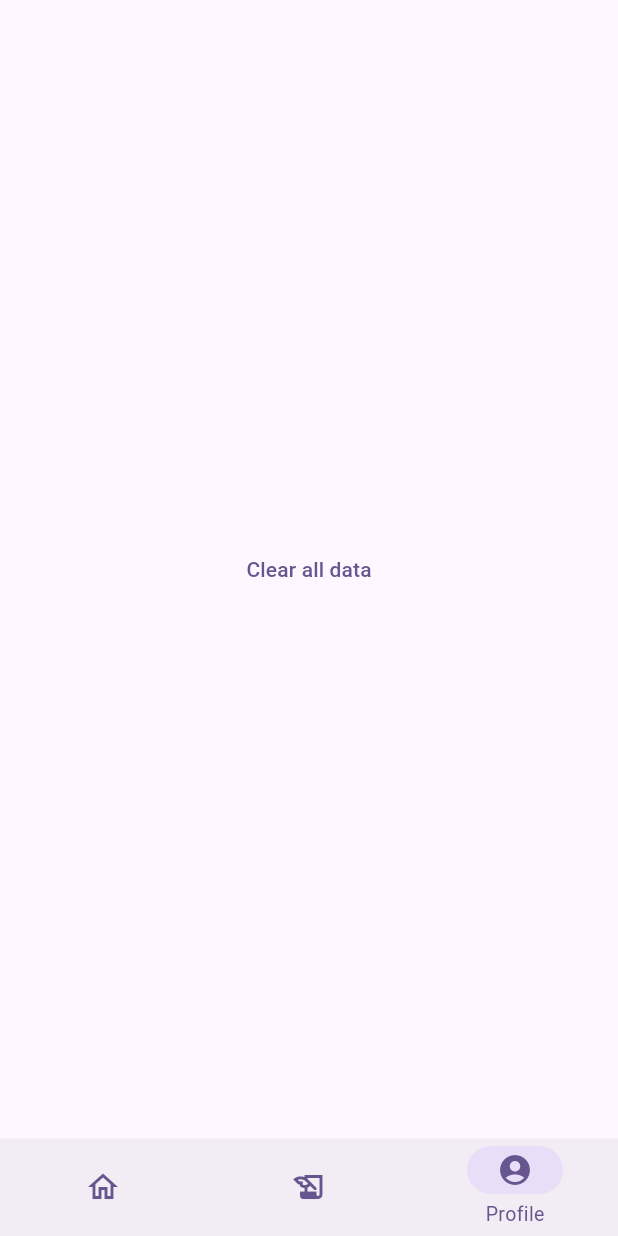
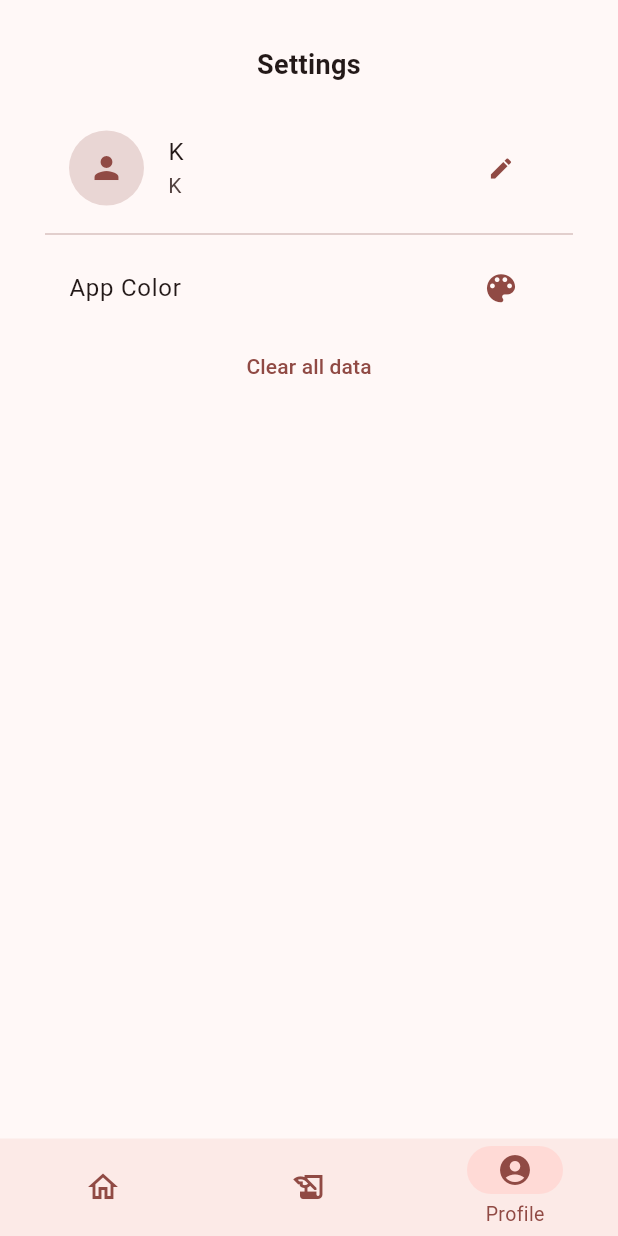
Before and after one commit to Krishdhana/Budgetary_flutter, a Flutter app: the screen it shows after launch, item 3 of the bottom bar chosen, on a phone screen of 412 x 824 dp. Run offline on Flutter 3.47's test engine with Material 2 defaults, Android fonts, the phone set to English and light mode, and no system bars; drawn by our look-alikes of dynamic_color; our stand-ins replace flutter_colorpicker, flutter_slidable, freezed_annotation, percent_indicator, shared_preferences.

Commit message:
Implemented Profile Screen

```diff
--- a/lib/main.dart
+++ b/lib/main.dart
@@ -1,3 +1,4 @@
+import 'package:Budgetary/shared/providers/app_settings_provider.dart';
 import 'package:flutter/material.dart';
 import 'package:provider/provider.dart';
 import 'package:dynamic_color/dynamic_color.dart';
@@ -48,11 +49,19 @@ class BudgetaryState extends State<Budgetary> {
         appColorSeed = Colors.deepPurple.shade600;
 
       return MultiProvider(
-        providers: [ChangeNotifierProvider(create: (_) => TxListProvider())],
+        providers: [
+          ChangeNotifierProvider(
+            create: (_) => TxListProvider(),
+          ),
+          ChangeNotifierProvider(
+            create: (_) => AppSettingsProvider(),
+          )
+        ],
         builder: ((context, child) => MaterialApp(
               theme: ThemeData(
                 useMaterial3: true,
-                colorSchemeSeed: appColorSeed,
+                colorSchemeSeed: context.watch<AppSettingsProvider>().appColor,
+                // brightness: Brightness.dark
                 // brightness: Brightness.dark,
               ),
               home: Scaffold(
--- a/lib/screens/add_transaction_screen.dart
+++ b/lib/screens/add_transaction_screen.dart
@@ -43,12 +43,6 @@ class _AddTransactionScreenState extends State<AddTransactionScreen> {
 
     if (widget.isEditMode) {
       widget.selectedTx.txItem = exp;
-      // var tx = TransItem(
-      //     name: 'name',
-      //     amount: 10,
-      //     isIncome: true,
-      //     date: DateTime.now(),
-      //     paymentMode: "paymentMode");
       provider.updateTransaction(widget.selectedTx);
     } else {
       provider.onAddTransaction(exp);
--- a/lib/screens/profile_screen.dart
+++ b/lib/screens/profile_screen.dart
@@ -1,6 +1,10 @@
 import 'package:flutter/material.dart';
-import 'package:flutter/services.dart';
+import 'package:flutter_colorpicker/flutter_colorpicker.dart';
 import 'package:provider/provider.dart';
+
+import '../shared/models/user_details.dart';
+import '../shared/providers/app_settings_provider.dart';
+import '../widgets/profile/profile_edit_dialog.dart';
 
 import '../shared/providers/txList_provider.dart';
 
@@ -11,13 +15,107 @@ class ProfileScreen extends StatefulWidget {
 
 class _ProfileScreenState extends State<ProfileScreen> {
   Widget build(BuildContext context) {
-    return Center(
-      child: TextButton(
-        onPressed: () {
-          context.read<TxListProvider>().clearStorage();
-          SystemNavigator.pop();
+    Color color = Theme.of(context).primaryColor;
+    late Color selectedColor;
+    UserDetails userData =
+        Provider.of<AppSettingsProvider>(context).getUserData();
+
+    var _pickedcolor;
+
+    void _showColorPicker() {
+      showDialog(
+        context: context,
+        builder: (context) {
+          return AlertDialog(
+            title: const Text('Choose a color'),
+            content: SingleChildScrollView(
+              child: ColorPicker(
+                  pickerColor: color,
+                  onColorChanged: (value) => selectedColor = value),
+            ),
+            actions: [
+              TextButton(
+                child: const Text('Cancel'),
+                onPressed: () {
+                  Navigator.pop(context);
+                },
+              ),
+              ElevatedButton(
+                child: const Text('Choose'),
+                onPressed: () {
+                  Navigator.pop(context);
+                  context
+                      .read<AppSettingsProvider>()
+                      .updateAppColor(selectedColor);
+                },
+              ),
+            ],
+          );
         },
-        child: const Text('Clear all data'),
+      );
+    }
+
+    return Container(
+      margin: const EdgeInsets.symmetric(horizontal: 10),
+      child: Column(
+        crossAxisAlignment: CrossAxisAlignment.center,
+        children: [
+          Container(
+            margin: const EdgeInsets.only(top: 20, bottom: 20),
+            width: double.infinity,
+            child: const Text('Settings',
+                textAlign: TextAlign.center,
+                style: TextStyle(fontSize: 18, fontWeight: FontWeight.bold)),
+          ),
+          ListTile(
+            leading: CircleAvatar(
+              backgroundColor: color.withAlpha(50),
+              radius: 25,
+              child: Icon(
+                Icons.person,
+                color: color,
+              ),
+            ),
+            title: Text(userData.username),
+            subtitle: Text(userData.role),
+            trailing: IconButton(
+              icon: Icon(
+                Icons.edit,
+                size: 18,
+                color: color,
+              ),
+              onPressed: (() => {
+                    showDialog(
+                      context: context,
+                      builder: (context) =>
+                          ProfileEditDialog(userDetails: userData),
+                    )
+                  }),
+            ),
+          ),
+          const Divider(),
+          ListTile(
+            title: const Text(
+              'App Color',
+              style: TextStyle(fontSize: 16),
+            ),
+            trailing: IconButton(
+              icon: Icon(
+                Icons.color_lens,
+                size: 25,
+                color: color,
+              ),
+              onPressed: _showColorPicker,
+            ),
+          ),
+          TextButton(
+            onPressed: () {
+              context.read<TxListProvider>().clearStorage();
+              // SystemNavigator.pop();
+            },
+            child: const Text('Clear all data'),
+          ),
+        ],
       ),
     );
   }
--- a/lib/shared/models/user_details.dart
+++ b/lib/shared/models/user_details.dart
@@ -1,7 +1,13 @@
-import 'transaction.dart';
+import 'package:freezed_annotation/freezed_annotation.dart';
 
-class UserDetails {
-  String username;
-  String role;
-  UserDetails({required this.username, required this.role});
+part 'user_details.freezed.dart';
+part 'user_details.g.dart';
+
+@unfreezed
+class UserDetails with _$UserDetails {
+  factory UserDetails({required String username, required String role}) =
+      _UserDetails;
+
+  factory UserDetails.fromJson(Map<String, Object?> json) =>
+      _$UserDetailsFromJson(json);
 }
--- /dev/null
+++ b/lib/shared/providers/app_settings_provider.dart
@@ -0,0 +1,58 @@
+import 'package:flutter/material.dart';
+import 'package:shared_preferences/shared_preferences.dart';
+import 'dart:convert';
+
+import '../../shared/models/user_details.dart';
+
+class AppSettingsProvider with ChangeNotifier {
+  UserDetails _ud = UserDetails(username: 'K', role: 'K');
+  Color _appColor = Colors.red.shade600;
+
+  final String _storageKey = 'UserDetails';
+  final Future<SharedPreferences> _prefs = SharedPreferences.getInstance();
+
+  void updateUserData({username, role}) {
+    var newUD = _ud.copyWith(username: username, role: role);
+    _ud = newUD;
+
+    _saveState();
+  }
+
+  AppSettingsProvider() {
+    _loadDetailsFromStorage();
+  }
+
+  UserDetails getUserData() {
+    var d = _ud.toJson();
+    return UserDetails.fromJson(d);
+  }
+
+  void _loadDetailsFromStorage() {
+    _prefs.then((pref) {
+      var d = pref.getString(_storageKey);
+      if (d != null) {
+        _ud = UserDetails.fromJson(json.decode(d));
+        notifyListeners();
+      }
+    });
+  }
+
+  void updateAppColor(Color color) {
+    _appColor = color;
+
+    notifyListeners();
+  }
+
+  Color get appColor {
+    return _appColor;
+  }
+
+  void _saveState() {
+    _prefs.then((pref) {
+      var ud = json.encode(_ud);
+      pref.setString(_storageKey, ud);
+    });
+
+    notifyListeners();
+  }
+}
--- a/lib/shared/providers/txList_provider.dart
+++ b/lib/shared/providers/txList_provider.dart
@@ -134,6 +134,7 @@ class TxListProvider with ChangeNotifier {
     await _prefs.then(
       (prefs) {
         prefs.remove(_key);
+        _updateState();
       },
     );
   }
--- a/lib/widgets/home/overview_banner.dart
+++ b/lib/widgets/home/overview_banner.dart
@@ -11,7 +11,8 @@ class OverviewBanner extends StatelessWidget {
     var txns =
         Provider.of<TxListProvider>(ctx, listen: false).getRecentTransactions;
 
-    double percent = txns.balance / txns.income;
+    double percent =
+        double.parse((txns.balance / txns.income).toStringAsFixed(2));
     if (percent > 0) {
       if (full) return percent * 100;
       return percent;
```
Also changed, not shown: lib/screens/home_screen.dart (+6 -1 lines), lib/widgets/profile/profile_edit_dialog.dart (added, +87 -0 lines), pubspec.yaml (+8 -0 lines), assets/appicon.png (added), lib/shared/models/user_details.freezed.dart (added), lib/shared/models/user_details.g.dart (added), 1 other file.
